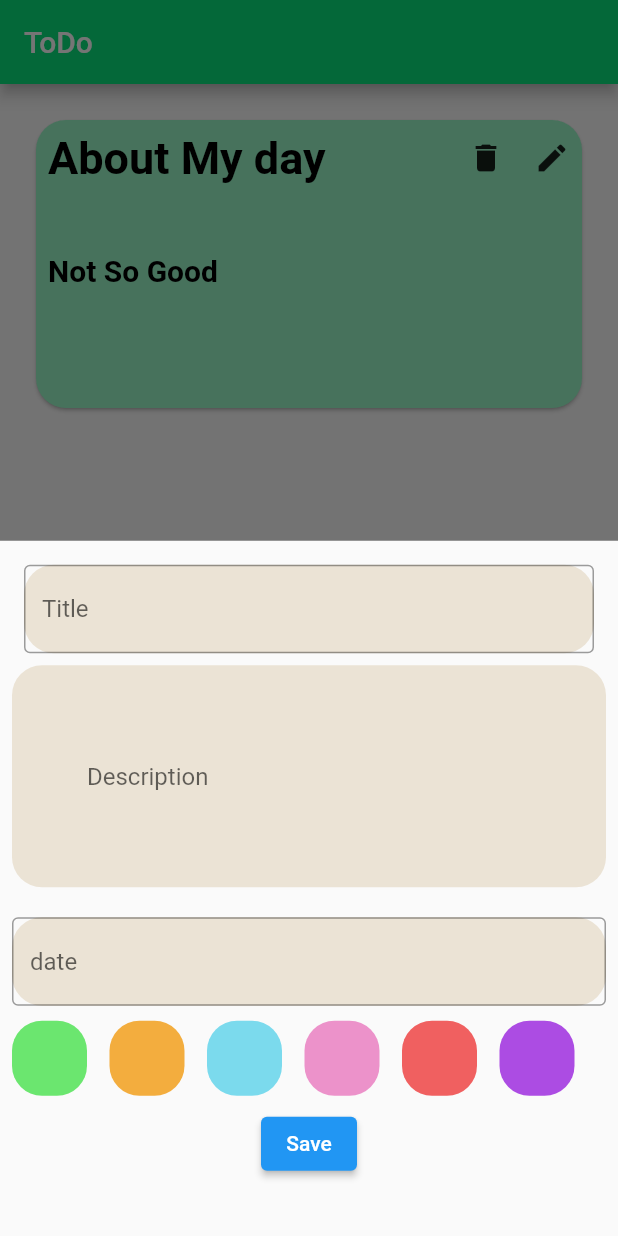
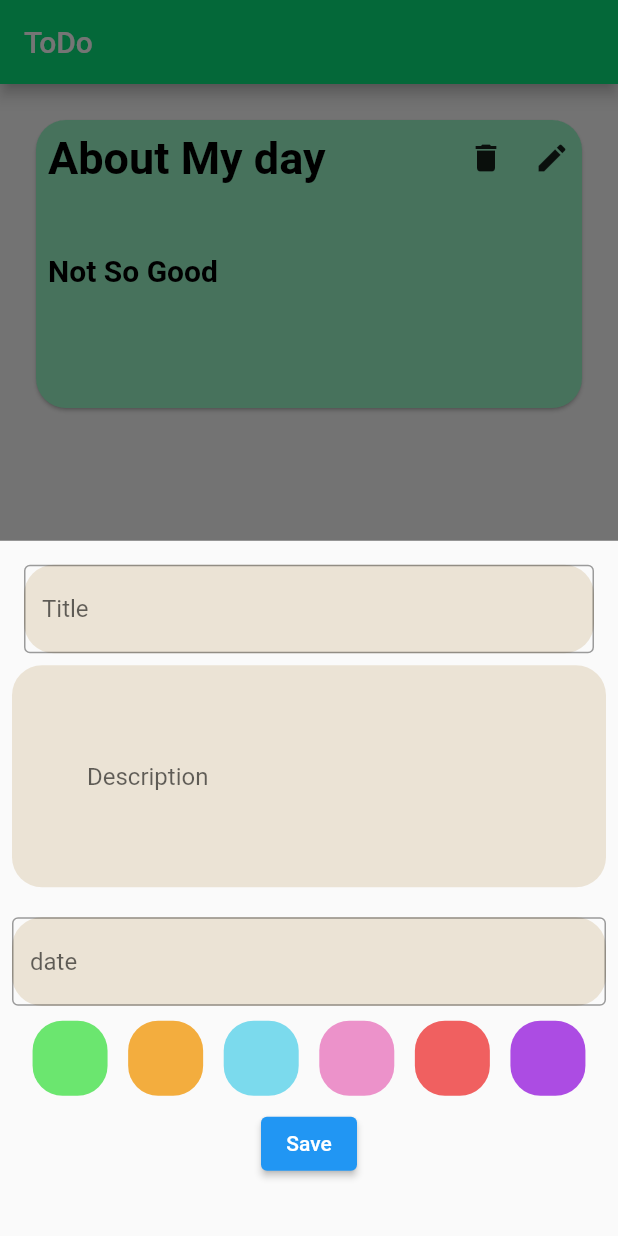
Before and after one commit to AthiraaAthi/Sample-TODO-app, a Flutter app: the screen it shows after launch, after a tap on the "add" icon, on a phone screen of 412 x 824 dp. Run offline on Flutter 3.47's test engine with Material 2 defaults, Android fonts, the light colour scheme and no system bars.

Commit message:
created list of colors to apply

```diff
--- /dev/null
+++ b/lib/utils/color_constant/color_constant.dart
@@ -0,0 +1,12 @@
+import 'package:flutter/material.dart';
+
+class ColorConstant {
+  static List PrimaryColor = [
+    Color.fromARGB(255, 107, 230, 111),
+    Color.fromARGB(255, 243, 173, 62),
+    Color.fromARGB(255, 123, 218, 237),
+    Color.fromARGB(255, 236, 146, 202),
+    Color.fromARGB(255, 240, 96, 96),
+    Color.fromARGB(255, 172, 76, 227),
+  ];
+}
--- a/lib/view/home_screen/home_screen.dart
+++ b/lib/view/home_screen/home_screen.dart
@@ -1,55 +1,58 @@
 import 'package:flutter/material.dart';
 import 'package:flutter_application_15_/model/note_model/note_model.dart';
+import 'package:flutter_application_15_/utils/color_constant/color_constant.dart';
 import 'package:flutter_application_15_/view/home_screen/homescreen_widget/homescreen_widget.dart';
 
 class Homescreen extends StatefulWidget {
   const Homescreen({super.key});
-
-
 
   @override
   State<Homescreen> createState() => _HomescreenState();
 }
 
 class _HomescreenState extends State<Homescreen> {
-  final nameController =TextEditingController();
-  final desController=TextEditingController();
-  final dateController=TextEditingController();
-  List<NoteModel>myNoteList=[ /////seperate model class
+  final nameController = TextEditingController();
+  final desController = TextEditingController();
+  final dateController = TextEditingController();
+  List<NoteModel> myNoteList = [
+    /////seperate model class
     NoteModel(title: "About My day", date: "jan2", description: "Not So Good"),
-
   ];
   @override
   Widget build(BuildContext context) {
     return Scaffold(
       appBar: AppBar(
-        title:Text("ToDo"),
+        title: Text("ToDo"),
         backgroundColor: Color.fromARGB(255, 8, 227, 125),
       ),
       body: Padding(
         padding: const EdgeInsets.all(20),
         child: ListView.builder(
-            itemCount:myNoteList.length ,
+          itemCount: myNoteList.length,
           itemBuilder: (context, index) => SizedBox(
               height: 200,
               width: 300,
-              child: HomeScreenWidget(//created widget
+              child: HomeScreenWidget(
+                //created widget
                 onDeletetap: () {
-                myNoteList.removeAt(index);//for deleting it from the widget declaration and here
-                setState(() {
-
-                });
+                  myNoteList.removeAt(
+                      index); //for deleting it from the widget declaration and here
+                  setState(() {});
                 },
-                title:myNoteList[index].title,
+                title: myNoteList[index].title,
                 description: myNoteList[index].description,
                 date: myNoteList[index].date,
-              )
-            ),
+              )),
         ),
       ),
       floatingActionButton: FloatingActionButton(
-        onPressed: (){
-          showModalBottomSheet(context: context, builder:(context) => Container(
+        onPressed: () {
+          showModalBottomSheet(
+            context: context,
+            builder: (context) =>
+                StatefulBuilder(builder: (context, insetState) {
+              //insetState is custom name
+              return Container(
                 child: Padding(
                   padding: const EdgeInsets.all(8.0),
                   child: Column(
@@ -57,104 +60,162 @@ class _HomescreenState extends State<Homescreen> {
                       Padding(
                         padding: const EdgeInsets.all(8.0),
                         child: Container(
-                      decoration:BoxDecoration(
-                        borderRadius: BorderRadius.circular(20),color:Color(0xffEBE3D5)
-                      ) ,
+                          decoration: BoxDecoration(
+                              borderRadius: BorderRadius.circular(20),
+                              color: Color(0xffEBE3D5)),
                           child: TextField(
                             controller: nameController,
-
                             decoration: InputDecoration(
                                 border: OutlineInputBorder(),
+                                hintText: "Title"),
+                          ),
+                        ),
+                      ),
+                      SizedBox(
+                        width: 20,
+                      ),
+                      Container(
+                        padding:
+                            EdgeInsets.symmetric(horizontal: 50, vertical: 50),
+                        decoration: BoxDecoration(
+                            borderRadius: BorderRadius.circular(20),
+                            color: Color(0xffEBE3D5)),
+                        child: TextField(
+                          controller: desController,
+                          decoration: InputDecoration(
+                              border: InputBorder.none,
+                              hintText: "Description"),
+                        ),
+                      ),
+                      SizedBox(
+                        height: 20,
+                      ),
+                      Container(
+                        decoration: BoxDecoration(
+                            borderRadius: BorderRadius.circular(20),
+                            color: Color(0xffEBE3D5)),
+                        child: TextField(
+                          controller: dateController,
+                          decoration: InputDecoration(
+                              border: OutlineInputBorder(), hintText: "date"),
+                        ),
+                      ),
+                      SizedBox(
+                        height: 10,
+                      ),
+                      Row(
+                          mainAxisAlignment: MainAxisAlignment.spaceEvenly,
+                          children:
+                              //list.generate use chyth
+                              List.generate(
+                            ColorConstant.PrimaryColor.length,
+                            (index) => StatefulBuilder(
+                              builder: (context, insetState) => InkWell(
+                                onTap: () {
+                                  insetState(() {});
+                                },
+                                child: Container(
+                                  height: 50,
+                                  width: 50,
+                                  decoration: BoxDecoration(
+                                    color: ColorConstant.PrimaryColor[index],
+                                    borderRadius: BorderRadius.circular(20),
+                                  ),
+                                ),
+                              ),
+                            ),
+                          )
 
-                          hintText: "Title"
-                        ),
+                          // InkWell(
+                          //     child: Container(
+                          //   height: 50,
+                          //   width: 50,
+                          //   decoration: BoxDecoration(
+                          //       color: Color.fromARGB(255, 107, 230, 111),
+                          //       borderRadius: BorderRadius.circular(20)),
+                          // )),
+                          // SizedBox(
+                          //   width: 15,
+                          // ),
+                          // InkWell(
+                          //     child: Container(
+                          //   height: 50,
+                          //   width: 50,
+                          //   decoration: BoxDecoration(
+                          //       color: Color.fromARGB(255, 243, 173, 62),
+                          //       borderRadius: BorderRadius.circular(20)),
+                          // )),
+                          // SizedBox(
+                          //   width: 15,
+                          // ),
+                          // InkWell(
+                          //     child: Container(
+                          //   height: 50,
+                          //   width: 50,
+                          //   decoration: BoxDecoration(
+                          //       color: Color.fromARGB(255, 123, 218, 237),
+                          //       borderRadius: BorderRadius.circular(20)),
+                          // )),
+                          // SizedBox(
+                          //   width: 15,
+                          // ),
+                          // InkWell(
+                          //     child: Container(
+                          //   height: 50,
+                          //   width: 50,
+                          //   decoration: BoxDecoration(
+                          //       color: Color.fromARGB(255, 236, 146, 202),
+                          //       borderRadius: BorderRadius.circular(20)),
+                          // )),
+                          // SizedBox(
+                          //   width: 15,
+                          // ),
+                          // InkWell(
+                          //     child: Container(
+                          //   height: 50,
+                          //   width: 50,
+                          //   decoration: BoxDecoration(
+                          //       color: Color.fromARGB(255, 240, 96, 96),
+                          //       borderRadius: BorderRadius.circular(20)),
+                          // )),
+                          // SizedBox(
+                          //   width: 15,
+                          // ),
+                          // InkWell(
+                          //     child: Container(
+                          //   height: 50,
+                          //   width: 50,
+                          //   decoration: BoxDecoration(
+                          //       color: Color.fromARGB(255, 172, 76, 227),
+                          //       borderRadius: BorderRadius.circular(20)),
+                          // )),
 
                           ),
-
+                      SizedBox(
+                        height: 8,
                       ),
-                  ),
-                  SizedBox(width: 20,),
-                  Container(
-                  padding: EdgeInsets.symmetric(horizontal: 50,vertical: 50),
-                    decoration:BoxDecoration(
-                        borderRadius: BorderRadius.circular(20),color:Color(0xffEBE3D5)
-                      ) ,
-                      child: TextField(
-                        controller: desController,
-
-                        decoration: InputDecoration(
-                          border: InputBorder.none,
-
-                          hintText: "Description"
-                        ),
-
-                      ),
-
-                  ),
-
-                  SizedBox(height: 20,),
-                  Container(
-
-                    decoration:BoxDecoration(
-                        borderRadius: BorderRadius.circular(20),color:Color(0xffEBE3D5)
-                      ) ,
-                      child: TextField(
-                        controller: dateController,
-
-                        decoration: InputDecoration(
-                          border: OutlineInputBorder(),
-
-                          hintText: "date"
-                        ),
-
-                      ),
-
-                  ),
-                  SizedBox(height: 10,),
-                  Row(
-                    children: [
-                      InkWell(child: Container(height: 50,width: 50,decoration: BoxDecoration(color: Color.fromARGB(255, 107, 230, 111),borderRadius: BorderRadius.circular(20)),)),
-                      SizedBox(width: 15,),
-                       InkWell(child: Container(height: 50,width: 50,decoration: BoxDecoration(color: Color.fromARGB(255, 243, 173, 62),borderRadius: BorderRadius.circular(20)),)),
-                       SizedBox(width: 15,),
-                        InkWell(child: Container(height: 50,width: 50,decoration: BoxDecoration(color: Color.fromARGB(255, 123, 218, 237),borderRadius: BorderRadius.circular(20)),)),
-                         SizedBox(width: 15,),
-                        InkWell(child: Container(height: 50,width: 50,decoration: BoxDecoration(color: Color.fromARGB(255, 236, 146, 202),borderRadius: BorderRadius.circular(20)),)),
-                         SizedBox(width: 15,),
-                        InkWell(child: Container(height: 50,width: 50,decoration: BoxDecoration(color: Color.fromARGB(255, 240, 96, 96),borderRadius: BorderRadius.circular(20)),)),
-                         SizedBox(width: 15,),
-                        InkWell(child: Container(height: 50,width: 50,decoration: BoxDecoration(color: Color.fromARGB(255, 172, 76, 227),borderRadius: BorderRadius.circular(20)),)),
-
-                    ],
-                  ),
-                  SizedBox(height: 8,),
-                 ElevatedButton(onPressed: (){
-                 myNoteList.add(
-                  NoteModel(
-                    title:nameController.text , date:dateController.text , description: desController.text
-                    )
-                 );
-                 setState(() {
-
-                 });
+                      ElevatedButton(
+                          onPressed: () {
+                            myNoteList.add(NoteModel(
+                                title: nameController.text,
+                                date: dateController.text,
+                                description: desController.text));
+                            setState(() {});
                             nameController.clear();
                             desController.clear();
                             dateController.clear();
                             Navigator.pop(context);
                           },
                           child: Text("Save"))
-
-
-
                     ],
                   ),
                 ),
-
-
-
+              );
+            }),
+          );
+        },
+        child: Icon(Icons.add),
       ),
-           );
-        },child: Icon(Icons.add),),
     );
   }
 }
```
Lines whose indentation alone changed are shown as unchanged.
